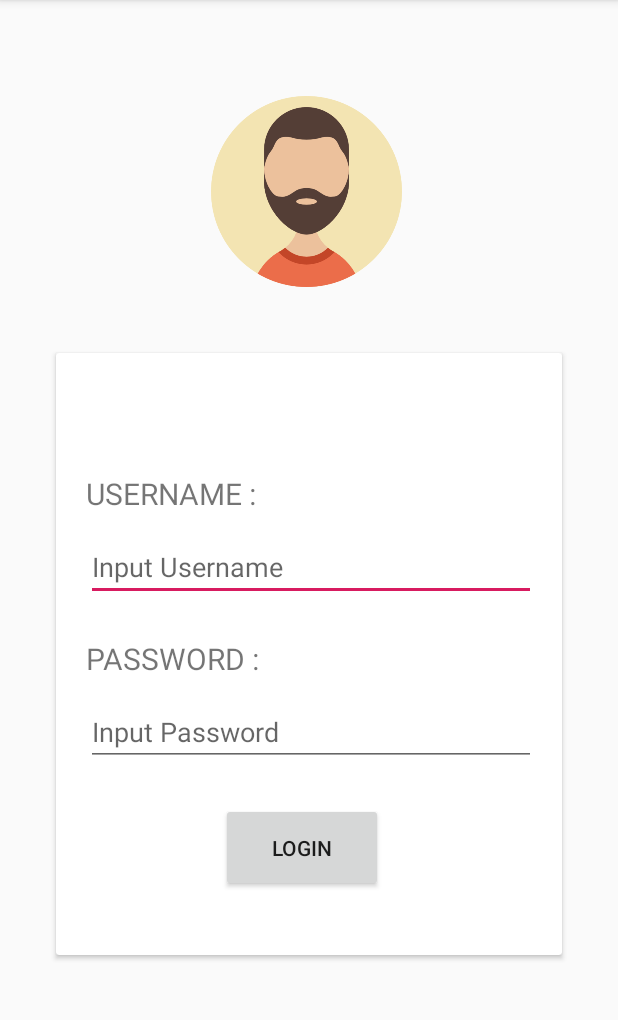
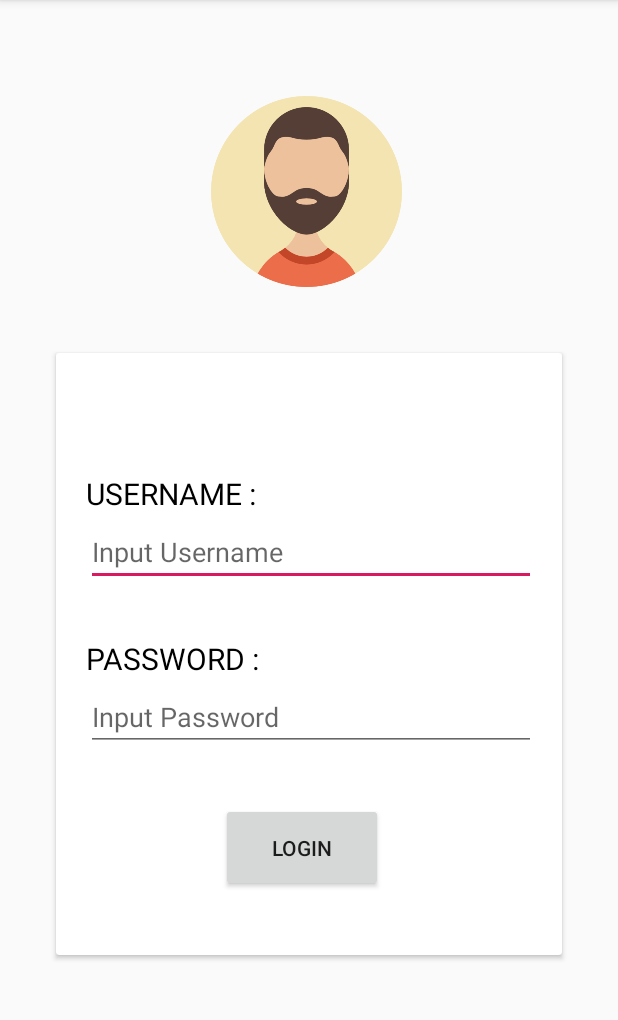
Before and after one commit to tsanyalwan/TravelMalang, an Android app: the LoginActivity screen opened directly, with no data from a screen before it, on a phone screen of 412 x 824 dp, the part 84-1104 px from its top. Run offline under Robolectric (Android 15) with nearby library versions, the phone set to English and light mode, and no system bars.

Commit message:
validasi login

```diff
--- a/app/src/main/AndroidManifest.xml
+++ b/app/src/main/AndroidManifest.xml
@@ -9,7 +9,6 @@
         android:roundIcon="@mipmap/ic_launcher_round"
         android:supportsRtl="true"
         android:theme="@style/AppTheme">
-        <activity android:name=".activities.LoginActivity"></activity>
         <activity android:name=".activities.WelcomeActivity">
             <intent-filter>
                 <action android:name="android.intent.action.MAIN" />
@@ -17,6 +16,7 @@
                 <category android:name="android.intent.category.LAUNCHER" />
             </intent-filter>
         </activity>
+        <activity android:name=".activities.LoginActivity"></activity>
         <activity android:name=".activities.SplashActivity" />
         <activity android:name=".activities.MainActivity"></activity>
     </application>
--- a/app/src/main/java/com/example/travelmalang/activities/WelcomeActivity.java
+++ b/app/src/main/java/com/example/travelmalang/activities/WelcomeActivity.java
@@ -93,7 +93,7 @@ public class WelcomeActivity extends AppCompatActivity {
     }
 
     private void launchHomeScreen() {
-        startActivity(new Intent(WelcomeActivity.this, MainActivity.class));
+        startActivity(new Intent(WelcomeActivity.this, LoginActivity.class));
         finish();
     }
 
--- a/app/src/main/res/layout/activity_login.xml
+++ b/app/src/main/res/layout/activity_login.xml
@@ -34,6 +34,7 @@
             android:layout_marginTop="80dp"
             android:layout_marginLeft="20dp"
             android:textSize="20dp"
+            android:textColor="@color/hitam"
             android:text="USERNAME :" />
 
         <TextView
@@ -42,23 +43,9 @@
             android:layout_height="wrap_content"
             android:layout_marginTop="190dp"
             android:layout_marginLeft="20dp"
+            android:textColor="@color/hitam"
             android:textSize="20dp"
             android:text="PASSWORD :" />
-
-        <com.google.android.material.textfield.TextInputEditText
-            android:id="@+id/inputUser"
-            android:layout_width="300dp"
-            android:layout_height="wrap_content"
-            android:layout_marginTop="120dp"
-            android:layout_marginLeft="20dp"
-            android:hint="Input Username" />
-        <com.google.android.material.textfield.TextInputEditText
-            android:id="@+id/inputPass"
-            android:layout_width="300dp"
-            android:layout_height="wrap_content"
-            android:layout_marginTop="230dp"
-            android:layout_marginLeft="20dp"
-            android:hint="Input Password" />
 
         <Button
             android:id="@+id/btbLogin"
@@ -66,7 +53,29 @@
             android:layout_height="59dp"
             android:layout_marginLeft="110dp"
             android:layout_marginTop="300dp"
-            android:text="Login" />
+            android:text="Login"
+            android:onClick="BtnLogin"/>
+
+        <EditText
+            android:id="@+id/inputUser"
+            android:layout_width="300dp"
+            android:layout_height="wrap_content"
+            android:layout_marginTop="110dp"
+            android:layout_marginLeft="20dp"
+            android:ems="10"
+            android:inputType="textPersonName"
+            android:hint="Input Username" />
+
+        <EditText
+            android:id="@+id/inputPass"
+            android:layout_width="300dp"
+            android:layout_height="wrap_content"
+            android:layout_marginTop="220dp"
+            android:layout_marginLeft="20dp"
+            android:ems="10"
+            android:hint="Input Password"
+            android:inputType="textPassword" />
+
     </androidx.cardview.widget.CardView>
 
 </androidx.constraintlayout.widget.ConstraintLayout>
```
Also changed, not shown: app/src/main/java/com/example/travelmalang/activities/LoginActivity.java (+31 -0 lines).
